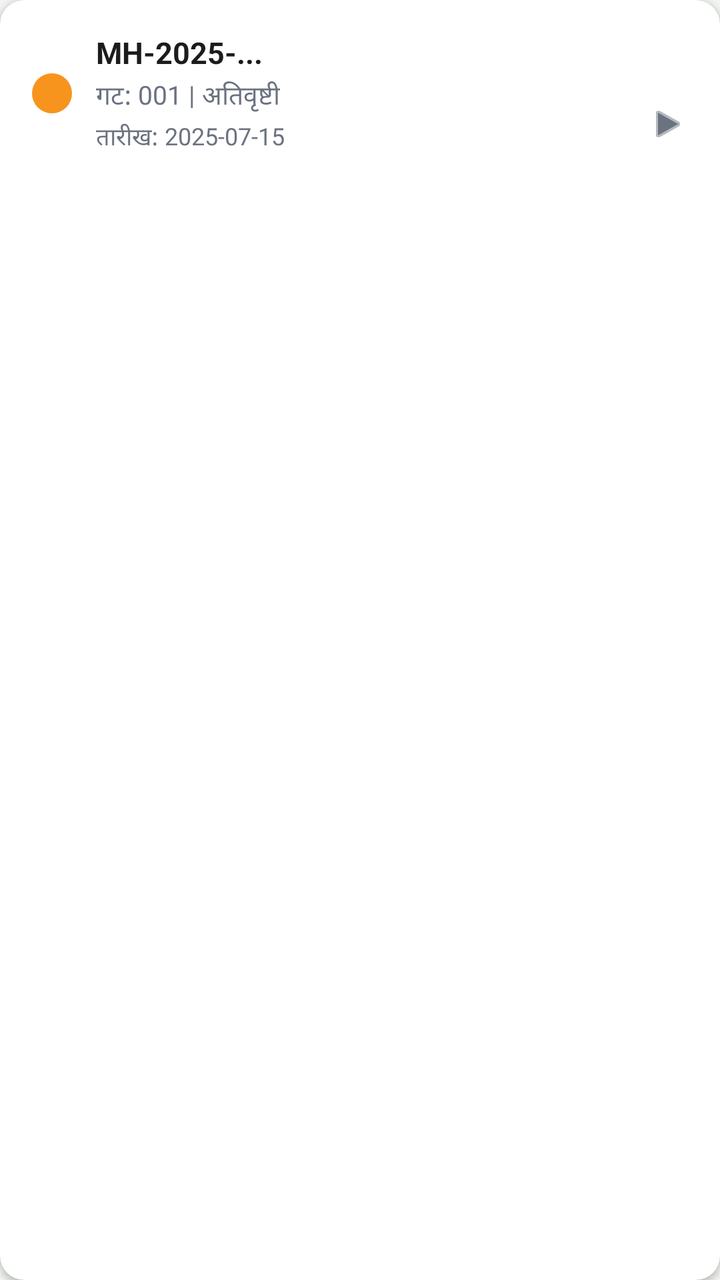
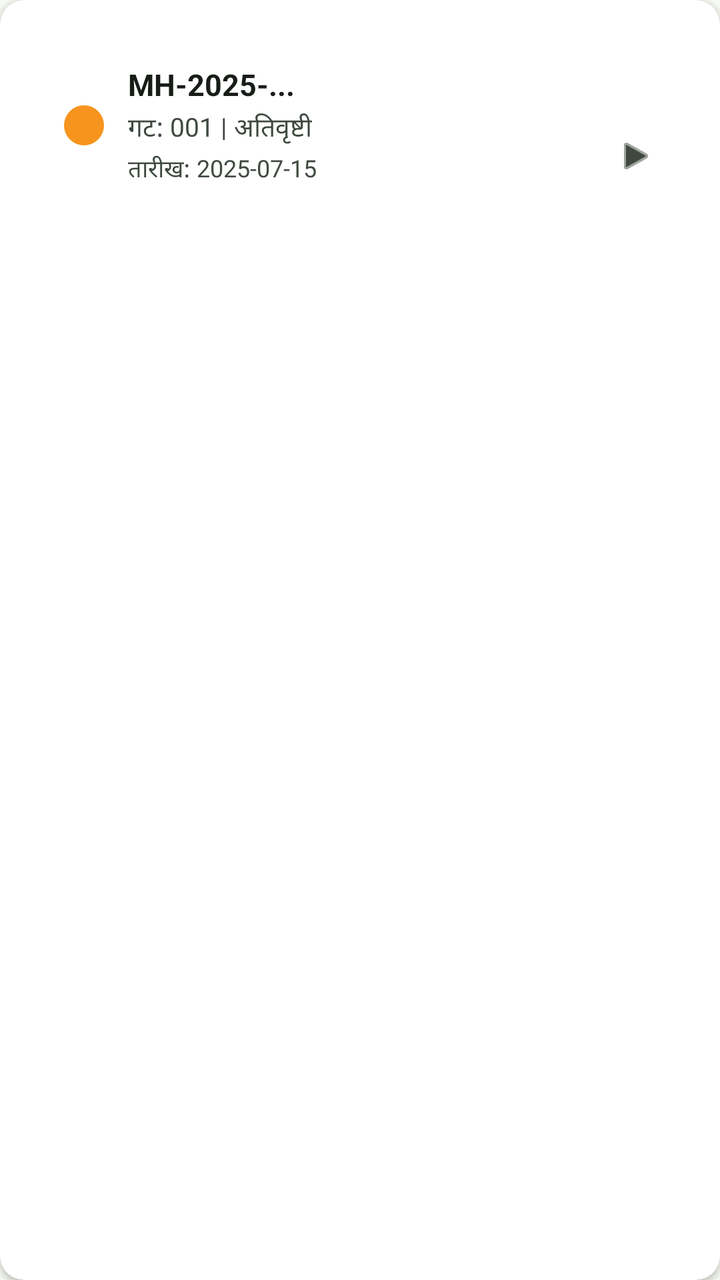

Compare the two renders of this Android layout. The source of the first and the diff that turns it into the second are given below.
<!-- AndroidManifest.xml: application theme Theme.EPeekPahani -->
<!-- res/layout/item_claim_card.xml -->
<?xml version="1.0" encoding="utf-8"?>
<com.google.android.material.card.MaterialCardView xmlns:android="http://schemas.android.com/apk/res/android"
    xmlns:app="http://schemas.android.com/apk/res-auto"
    android:id="@+id/card_claim"
    android:layout_width="match_parent"
    android:layout_height="wrap_content"
    android:layout_marginHorizontal="12dp"
    android:layout_marginBottom="8dp"
    app:cardBackgroundColor="@color/bg_card"
    app:cardCornerRadius="12dp"
    app:cardElevation="2dp"
    android:clickable="true"
    android:focusable="true">

    <LinearLayout
        android:layout_width="match_parent"
        android:layout_height="wrap_content"
        android:orientation="horizontal"
        android:padding="16dp"
        android:gravity="center_vertical">

        <View
            android:id="@+id/view_status_indicator"
            android:layout_width="20dp"
            android:layout_height="20dp"
            android:background="@drawable/shape_circle_orange" />

        <LinearLayout
            android:layout_width="0dp"
            android:layout_height="wrap_content"
            android:layout_weight="1"
            android:layout_marginStart="12dp"
            android:orientation="vertical">

            <TextView
                android:id="@+id/tv_claim_ref_id"
                android:layout_width="wrap_content"
                android:layout_height="wrap_content"
                android:text="MH-2025-..."
                android:textSize="15sp"
                android:textStyle="bold"
                android:textColor="@color/text_primary" />

            <TextView
                android:id="@+id/tv_claim_desc"
                android:layout_width="wrap_content"
                android:layout_height="wrap_content"
                android:text="गट: 001 | अतिवृष्टी"
                android:textColor="@color/text_secondary"
                android:textSize="13sp"
                android:layout_marginTop="2dp"/>

            <TextView
                android:id="@+id/tv_claim_date"
                android:layout_width="wrap_content"
                android:layout_height="wrap_content"
                android:text="तारीख: 2025-07-15"
                android:textColor="@color/text_secondary"
                android:textSize="12sp"
                android:layout_marginTop="2dp"/>
        </LinearLayout>

        <LinearLayout
            android:layout_width="wrap_content"
            android:layout_height="wrap_content"
            android:orientation="vertical"
            android:gravity="end">
            <TextView
                android:id="@+id/chip_claim_status"
                android:layout_width="wrap_content"
                android:layout_height="wrap_content"
                android:background="@drawable/chip_status"
                android:text="Submitted"
                android:textColor="@color/text_white"
                android:textSize="11sp"
                android:textStyle="bold"/>
            <ImageView
                android:layout_width="20dp"
                android:layout_height="20dp"
                android:src="@android:drawable/ic_media_play"
                app:tint="@color/text_secondary"
                android:layout_marginTop="8dp"/>
        </LinearLayout>
    </LinearLayout>
</com.google.android.material.card.MaterialCardView>
<!-- resources referenced by this layout -->
<resources>
  <color name="bg_card">#FFFFFF</color>
  <color name="text_primary">#1C1C1C</color>
  <color name="text_secondary">#6B7280</color>
  <color name="text_white">#FFFFFF</color>
  <style name="Theme.App" parent="Theme.MaterialComponents.Light.NoActionBar">
          <item name="colorPrimary">@color/green_primary</item>
          <item name="colorPrimaryVariant">@color/green_dark</item>
          <item name="colorOnPrimary">@color/text_white</item>
          <item name="colorSecondary">@color/saffron</item>
          <item name="colorSecondaryVariant">@color/saffron_dark</item>
          <item name="colorOnSecondary">@color/text_white</item>
          <item name="colorError">@color/error</item>
          <item name="colorOnError">@color/text_white</item>
          <item name="colorSurface">@color/bg_card</item>
          <item name="colorOnSurface">@color/text_primary</item>
          <item name="android:colorBackground">@color/bg_screen</item>
          <item name="colorOnBackground">@color/text_primary</item>
  
          
          <item name="materialButtonStyle">@style/Widget.App.Button.Primary</item>
          <item name="textInputStyle">@style/Widget.App.TextInputLayout</item>
  
          
          <item name="shapeAppearanceSmallComponent">@style/ShapeAppearance.App.SmallComponent</item>
          <item name="shapeAppearanceMediumComponent">@style/ShapeAppearance.App.MediumComponent</item>
          <item name="shapeAppearanceLargeComponent">@style/ShapeAppearance.App.LargeComponent</item>
      </style>
  <color name="green_primary">#1a6b3a</color>
  <color name="green_dark">#0f4a27</color>
  <color name="saffron_dark">#e65100</color>
  <color name="error">#B00020</color>
  <color name="bg_screen">#F2F5F1</color>
  <style name="Widget.App.Button.Primary" parent="Widget.MaterialComponents.Button">
          <item name="backgroundTint">@color/green_primary</item>
          <item name="android:textColor">@color/text_white</item>
          <item name="shapeAppearanceOverlay">@style/ShapeAppearance.App.SmallComponent</item>
          <item name="android:minHeight">56dp</item>
          <item name="android:insetTop">0dp</item>
          <item name="android:insetBottom">0dp</item>
          <item name="elevation">0dp</item>
          <item name="android:textSize">16sp</item>
          <item name="android:textStyle">bold</item>
          <item name="rippleColor">@color/ripple</item>
      </style>
  <style name="Widget.App.TextInputLayout" parent="Widget.MaterialComponents.TextInputLayout.OutlinedBox">
          <item name="boxStrokeColor">@color/green_primary</item>
          <item name="hintTextColor">@color/green_primary</item>
          <item name="android:textColorHint">@color/text_hint</item>
          <item name="shapeAppearanceOverlay">@style/ShapeAppearance.App.SmallComponent</item>
      </style>
  <style name="ShapeAppearance.App.SmallComponent" parent="ShapeAppearance.MaterialComponents.SmallComponent">
          <item name="cornerFamily">rounded</item>
          <item name="cornerSize">10dp</item>
      </style>
  <style name="ShapeAppearance.App.MediumComponent" parent="ShapeAppearance.MaterialComponents.MediumComponent">
          <item name="cornerFamily">rounded</item>
          <item name="cornerSize">12dp</item>
      </style>
  <style name="ShapeAppearance.App.LargeComponent" parent="ShapeAppearance.MaterialComponents.LargeComponent">
          <item name="cornerFamily">rounded</item>
          <item name="cornerSize">16dp</item>
      </style>
  <color name="ripple">#1a1a6b3a</color>
  <color name="text_hint">#9CA3AF</color>
  <!-- unchanged entries left out for length: 5 -->
</resources>

<!-- the commit's change to res/layout/item_claim_card.xml (unified diff, before → after) -->
@@ -36,7 +36,7 @@
                 android:id="@+id/tv_claim_ref_id"
                 android:layout_width="wrap_content"
                 android:layout_height="wrap_content"
-                android:text="MH-2025-..."
+                android:text="@string/str_auto_204"
                 android:textSize="15sp"
                 android:textStyle="bold"
                 android:textColor="@color/text_primary" />
@@ -45,7 +45,7 @@
                 android:id="@+id/tv_claim_desc"
                 android:layout_width="wrap_content"
                 android:layout_height="wrap_content"
-                android:text="गट: 001 | अतिवृष्टी"
+                android:text="@string/str_auto_205"
                 android:textColor="@color/text_secondary"
                 android:textSize="13sp"
                 android:layout_marginTop="2dp"/>
@@ -54,7 +54,7 @@
                 android:id="@+id/tv_claim_date"
                 android:layout_width="wrap_content"
                 android:layout_height="wrap_content"
-                android:text="तारीख: 2025-07-15"
+                android:text="@string/str_auto_206"
                 android:textColor="@color/text_secondary"
                 android:textSize="12sp"
                 android:layout_marginTop="2dp"/>
@@ -70,7 +70,7 @@
                 android:layout_width="wrap_content"
                 android:layout_height="wrap_content"
                 android:background="@drawable/chip_status"
-                android:text="Submitted"
+                android:text="@string/str_auto_207"
                 android:textColor="@color/text_white"
                 android:textSize="11sp"
                 android:textStyle="bold"/>
<!-- resource entries referenced after the edit -->
@@ -1,22 +1,26 @@
 <!-- resources referenced by this layout -->
 <resources>
-  <color name="bg_card">#FFFFFF</color>
-  <color name="text_primary">#1C1C1C</color>
-  <color name="text_secondary">#6B7280</color>
-  <color name="text_white">#FFFFFF</color>
+  <color name="bg_card">#ffffff</color>
+  <color name="text_primary">#181d18</color>
+  <color name="text_secondary">#404940</color>
+  <color name="text_white">#ffffff</color>
+  <string name="str_auto_204">MH-2025-...</string>
+  <string name="str_auto_205">गट: 001 | अतिवृष्टी</string>
+  <string name="str_auto_206">तारीख: 2025-07-15</string>
+  <string name="str_auto_207">Submitted</string>
   <style name="Theme.App" parent="Theme.MaterialComponents.Light.NoActionBar">
-          <item name="colorPrimary">@color/green_primary</item>
-          <item name="colorPrimaryVariant">@color/green_dark</item>
-          <item name="colorOnPrimary">@color/text_white</item>
-          <item name="colorSecondary">@color/saffron</item>
-          <item name="colorSecondaryVariant">@color/saffron_dark</item>
-          <item name="colorOnSecondary">@color/text_white</item>
+          <item name="colorPrimary">@color/primary</item>
+          <item name="colorPrimaryVariant">@color/primary_container</item>
+          <item name="colorOnPrimary">@color/on_primary</item>
+          <item name="colorSecondary">@color/secondary</item>
+          <item name="colorSecondaryVariant">@color/secondary_container</item>
+          <item name="colorOnSecondary">@color/on_secondary</item>
           <item name="colorError">@color/error</item>
-          <item name="colorOnError">@color/text_white</item>
-          <item name="colorSurface">@color/bg_card</item>
-          <item name="colorOnSurface">@color/text_primary</item>
-          <item name="android:colorBackground">@color/bg_screen</item>
-          <item name="colorOnBackground">@color/text_primary</item>
+          <item name="colorOnError">@color/on_error</item>
+          <item name="colorSurface">@color/surface</item>
+          <item name="colorOnSurface">@color/on_surface</item>
+          <item name="android:colorBackground">@color/background</item>
+          <item name="colorOnBackground">@color/on_background</item>
   
           
           <item name="materialButtonStyle">@style/Widget.App.Button.Primary</item>
@@ -26,44 +30,50 @@
           <item name="shapeAppearanceSmallComponent">@style/ShapeAppearance.App.SmallComponent</item>
           <item name="shapeAppearanceMediumComponent">@style/ShapeAppearance.App.MediumComponent</item>
           <item name="shapeAppearanceLargeComponent">@style/ShapeAppearance.App.LargeComponent</item>
+          
+          <item name="materialCardViewStyle">@style/Widget.App.CardView</item>
       </style>
-  <color name="green_primary">#1a6b3a</color>
-  <color name="green_dark">#0f4a27</color>
-  <color name="saffron_dark">#e65100</color>
-  <color name="error">#B00020</color>
-  <color name="bg_screen">#F2F5F1</color>
+  <color name="primary">#005127</color>
+  <color name="primary_container">#1a6b3a</color>
+  <color name="on_primary">#ffffff</color>
+  <color name="secondary">#48654e</color>
+  <color name="secondary_container">#caebcd</color>
+  <color name="on_secondary">#ffffff</color>
+  <color name="error">#ba1a1a</color>
+  <color name="on_error">#ffffff</color>
+  <color name="surface">#f7fbf3</color>
+  <color name="on_surface">#181d18</color>
+  <color name="background">#f7fbf3</color>
+  <color name="on_background">#181d18</color>
   <style name="Widget.App.Button.Primary" parent="Widget.MaterialComponents.Button">
-          <item name="backgroundTint">@color/green_primary</item>
-          <item name="android:textColor">@color/text_white</item>
-          <item name="shapeAppearanceOverlay">@style/ShapeAppearance.App.SmallComponent</item>
-          <item name="android:minHeight">56dp</item>
-          <item name="android:insetTop">0dp</item>
-          <item name="android:insetBottom">0dp</item>
-          <item name="elevation">0dp</item>
-          <item name="android:textSize">16sp</item>
-          <item name="android:textStyle">bold</item>
-          <item name="rippleColor">@color/ripple</item>
+          <item name="shapeAppearanceOverlay">@style/ShapeAppearance.App.MediumComponent</item>
+          <item name="android:minHeight">48dp</item>
+          <item name="backgroundTint">@color/primary_container</item>
+          <item name="android:textColor">@color/on_primary</item>
       </style>
   <style name="Widget.App.TextInputLayout" parent="Widget.MaterialComponents.TextInputLayout.OutlinedBox">
-          <item name="boxStrokeColor">@color/green_primary</item>
-          <item name="hintTextColor">@color/green_primary</item>
-          <item name="android:textColorHint">@color/text_hint</item>
           <item name="shapeAppearanceOverlay">@style/ShapeAppearance.App.SmallComponent</item>
+          <item name="boxStrokeColor">@color/primary_container</item>
       </style>
   <style name="ShapeAppearance.App.SmallComponent" parent="ShapeAppearance.MaterialComponents.SmallComponent">
           <item name="cornerFamily">rounded</item>
-          <item name="cornerSize">10dp</item>
+          <item name="cornerSize">4dp</item>
       </style>
   <style name="ShapeAppearance.App.MediumComponent" parent="ShapeAppearance.MaterialComponents.MediumComponent">
           <item name="cornerFamily">rounded</item>
-          <item name="cornerSize">12dp</item>
+          <item name="cornerSize">8dp</item>
       </style>
   <style name="ShapeAppearance.App.LargeComponent" parent="ShapeAppearance.MaterialComponents.LargeComponent">
           <item name="cornerFamily">rounded</item>
-          <item name="cornerSize">16dp</item>
+          <item name="cornerSize">10dp</item>
       </style>
-  <color name="ripple">#1a1a6b3a</color>
-  <color name="text_hint">#9CA3AF</color>
+  <style name="Widget.App.CardView" parent="Widget.MaterialComponents.CardView">
+          <item name="shapeAppearanceOverlay">@style/ShapeAppearance.App.LargeComponent</item>
+          <item name="cardBackgroundColor">@color/surface_container_lowest</item>
+          <item name="cardElevation">4dp</item>
+          <item name="contentPadding">16dp</item>
+      </style>
+  <color name="surface_container_lowest">#ffffff</color>
   <!-- unchanged entries left out for length: 5 -->
 </resources>
 
